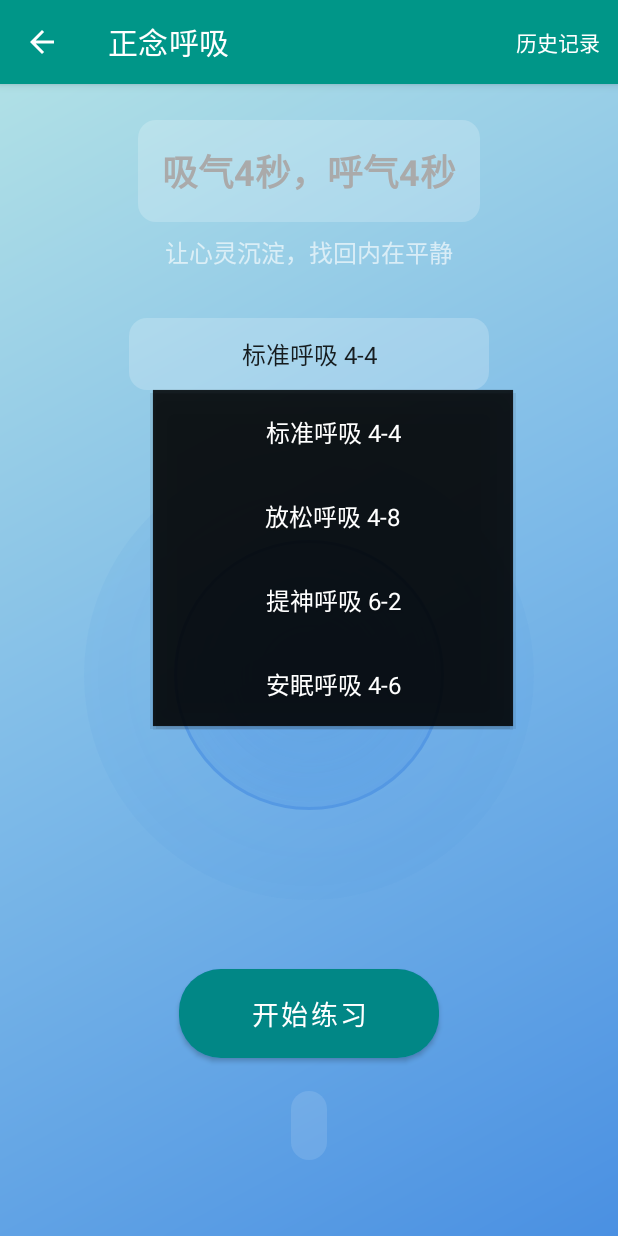
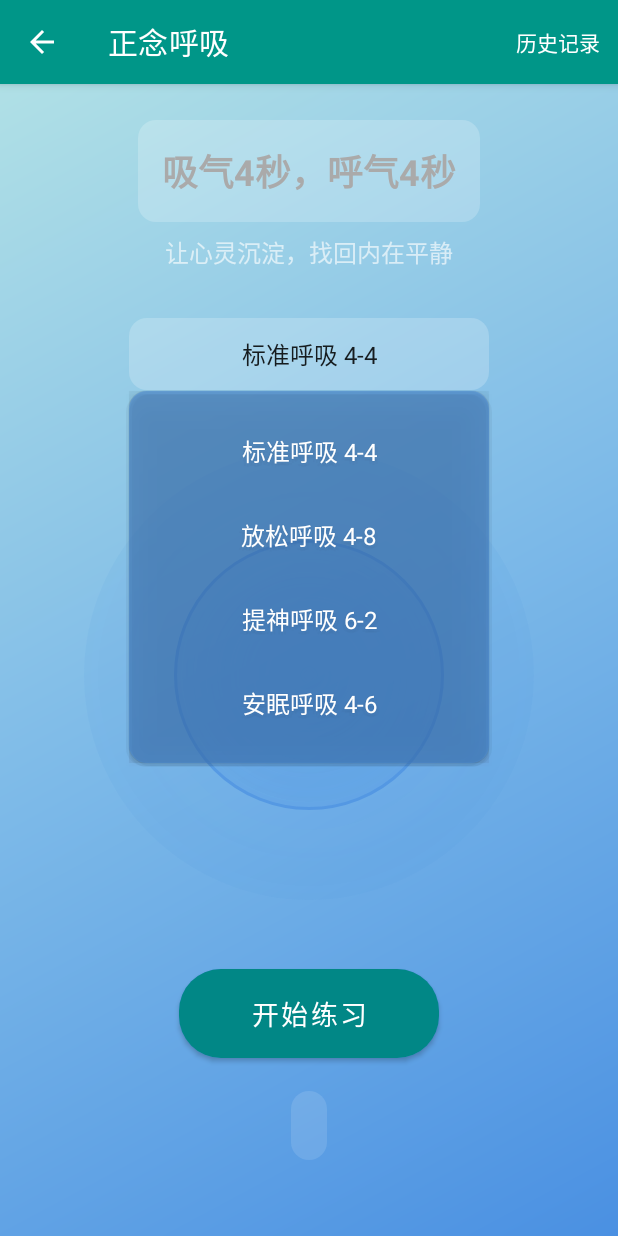
Before and after one commit to Fujiko-purple/MentalHealthDiary, an Android app: the BreathingActivity screen opened directly, with no data from a screen before it, after a tap on "标准呼吸 4-4", on a phone screen of 412 x 824 dp. Run offline under Robolectric (Android 15) with nearby library versions, the phone set to English and light mode, and no system bars.

Commit message:
正念呼吸选择框弹出框部分优化

```diff
--- a/app/src/main/java/com/example/mentalhealthdiary/BreathingActivity.java
+++ b/app/src/main/java/com/example/mentalhealthdiary/BreathingActivity.java
@@ -15,6 +15,7 @@ import android.os.CountDownTimer;
 import android.util.Log;
 import android.view.Menu;
 import android.view.MenuItem;
+import android.view.MotionEvent;
 import android.view.View;
 import android.view.animation.AccelerateDecelerateInterpolator;
 import android.widget.AdapterView;
@@ -118,6 +119,25 @@ public class BreathingActivity extends AppCompatActivity {
 
             @Override
             public void onNothingSelected(AdapterView<?> parent) {}
+        });
+
+        // 设置下拉框动画
+        modeSpinner.setOnTouchListener((v, event) -> {
+            if (event.getAction() == MotionEvent.ACTION_DOWN) {
+                v.animate()
+                    .scaleX(0.95f)
+                    .scaleY(0.95f)
+                    .setDuration(100)
+                    .start();
+            } else if (event.getAction() == MotionEvent.ACTION_UP ||
+                      event.getAction() == MotionEvent.ACTION_CANCEL) {
+                v.animate()
+                    .scaleX(1f)
+                    .scaleY(1f)
+                    .setDuration(100)
+                    .start();
+            }
+            return false;
         });
     }
 
--- /dev/null
+++ b/app/src/main/res/drawable/spinner_dropdown_background.xml
@@ -0,0 +1,10 @@
+<?xml version="1.0" encoding="utf-8"?>
+<shape xmlns:android="http://schemas.android.com/apk/res/android">
+    <solid android:color="#804A90E2"/>
+    <corners android:radius="12dp" />
+    <padding
+        android:left="16dp"
+        android:right="16dp"
+        android:top="12dp"
+        android:bottom="12dp"/>
+</shape>
--- a/app/src/main/res/layout/activity_breathing.xml
+++ b/app/src/main/res/layout/activity_breathing.xml
@@ -38,11 +38,14 @@
         android:layout_height="wrap_content"
         android:layout_marginTop="32dp"
         android:background="@drawable/spinner_background"
-        android:popupBackground="#CC000000"
+        android:popupBackground="@drawable/spinner_dropdown_background"
         android:spinnerMode="dropdown"
-        android:dropDownWidth="240dp"
-        android:dropDownVerticalOffset="48dp"
+        android:dropDownWidth="match_parent"
+        android:dropDownHorizontalOffset="0dp"
+        android:dropDownVerticalOffset="1dp"
         android:gravity="center"
+        android:overlapAnchor="false"
+        android:animateLayoutChanges="true"
         style="@style/SpinnerStyle"
         app:layout_constraintTop_toBottomOf="@id/subtitleText"
         app:layout_constraintLeft_toLeftOf="parent"
--- a/app/src/main/res/layout/item_breathing_mode_dropdown.xml
+++ b/app/src/main/res/layout/item_breathing_mode_dropdown.xml
@@ -5,4 +5,6 @@
     android:padding="16dp"
     android:textSize="16sp"
     android:textColor="#FFFFFF"
-    android:background="#CC000000"/>
+    android:gravity="center"
+    android:background="@drawable/spinner_dropdown_background"
+    android:minHeight="48dp"/>
```
